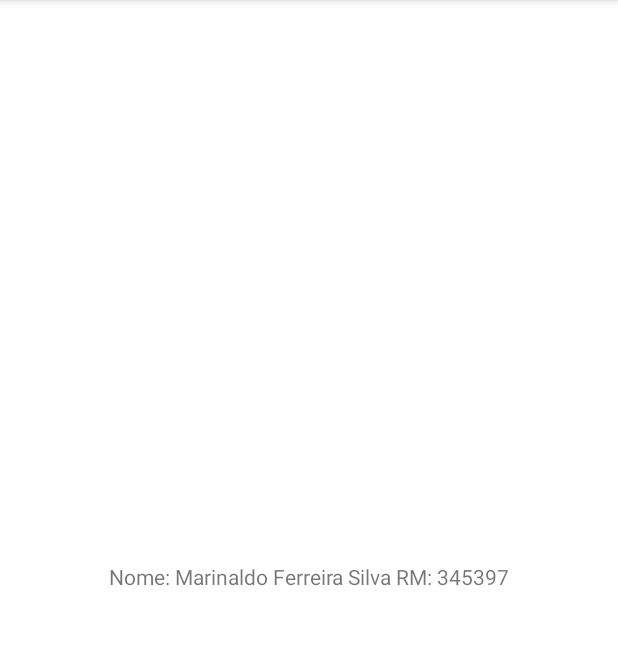
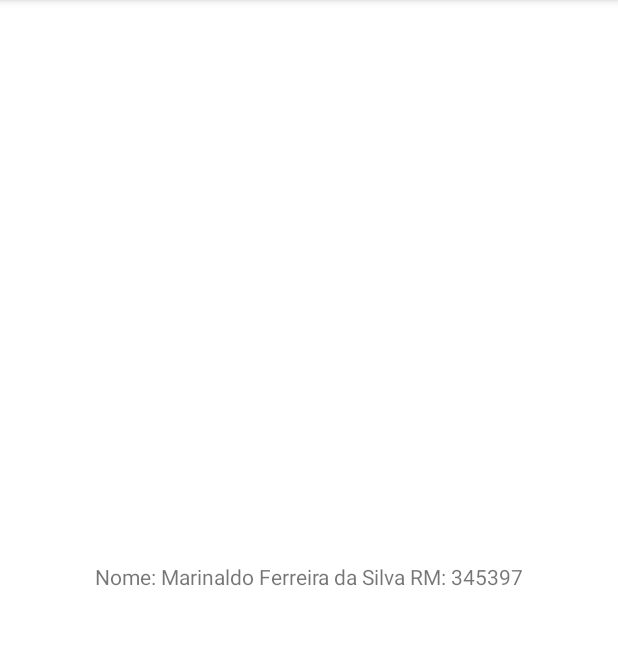
Before and after one commit to MarinaldoF/Aula_Desenv_Aplic_Android_2, an Android app: the screen it shows after launch (MainActivity), on a phone screen of 412 x 824 dp, the part 84-729 px from its top. Run offline under Robolectric (Android 15) with nearby library versions, the phone set to English and light mode, and no system bars.

Commit message:
start commit ....

```diff
--- a/app/src/main/res/layout/activity_main.xml
+++ b/app/src/main/res/layout/activity_main.xml
@@ -9,7 +9,7 @@
     <TextView
         android:layout_width="wrap_content"
         android:layout_height="wrap_content"
-        android:text="Nome: Marinaldo Ferreira Silva RM: 345397"
+        android:text="Nome: Marinaldo Ferreira da Silva RM: 345397"
         app:layout_constraintBottom_toBottomOf="parent"
         app:layout_constraintEnd_toEndOf="parent"
         app:layout_constraintStart_toStartOf="parent"
```
